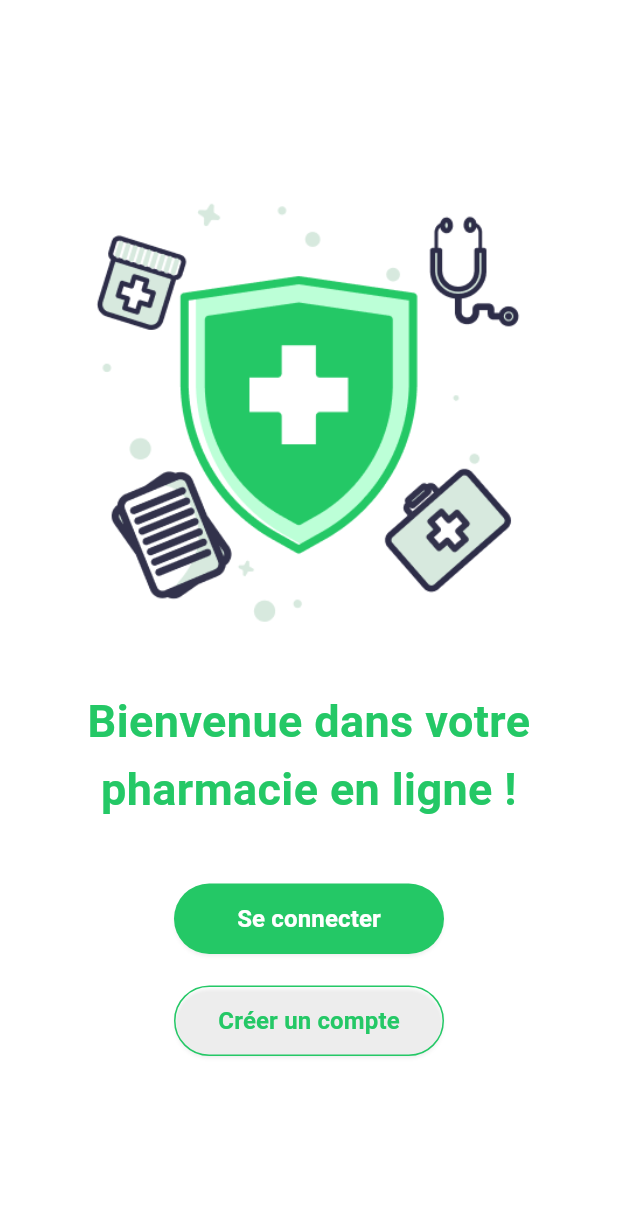
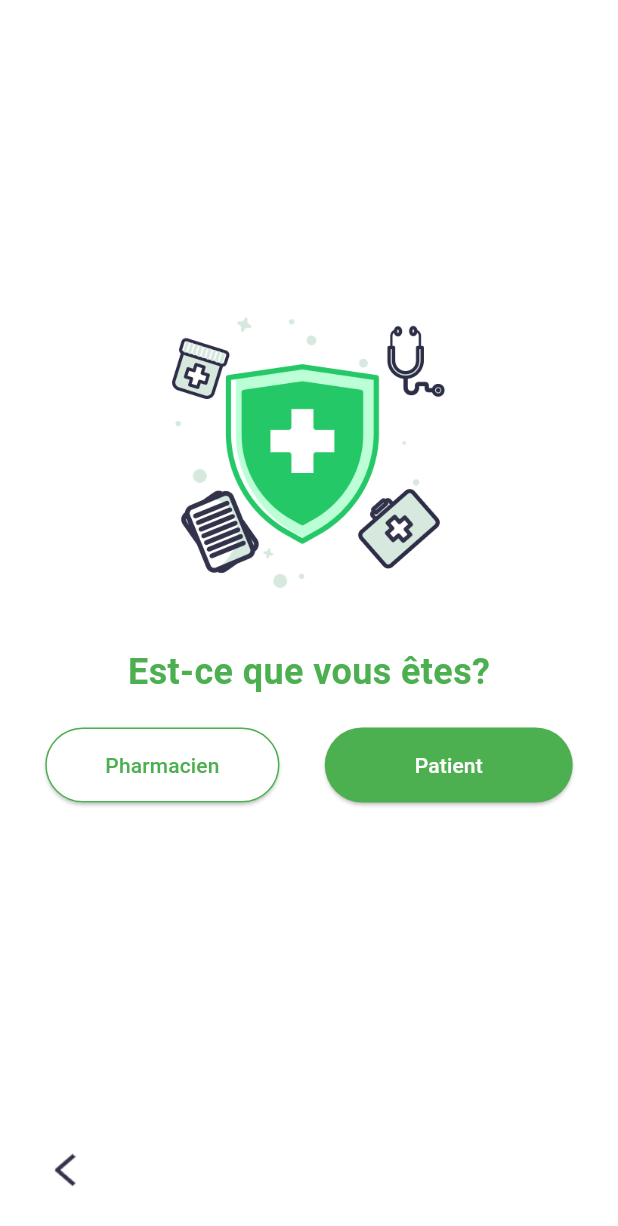
Before and after one commit to oumaimarhaya12/mobileapp, a Flutter app: the screen it shows after launch, after a tap on "Créer un compte", on a phone screen of 412 x 824 dp. Shown: the top 1226 px of the screen. Run offline on Flutter 3.47's test engine with Material 3 defaults, Android fonts, the light colour scheme and no system bars; Roboto replaces fonts that are missing (Poppins).

Commit message:
patient ui

```diff
--- a/lib/main.dart
+++ b/lib/main.dart
@@ -1,5 +1,6 @@
 import 'package:flutter/material.dart';
 import 'login_page.dart'; // Ensure this import points to the correct file
+import 'role_selection_page.dart'; // Import the role selection page
 
 void main() {
   runApp(const MyApp());
@@ -117,9 +118,7 @@ class SecondPage extends StatelessWidget {
                       onPressed: () {
                         Navigator.push(
                           context,
-                          MaterialPageRoute(
-                              builder: (context) =>
-                                  const LoginPage()), // Corrected here
+                          MaterialPageRoute(builder: (context) => const LoginPage()),
                         );
                       },
                       style: ElevatedButton.styleFrom(
@@ -148,7 +147,13 @@ class SecondPage extends StatelessWidget {
                   SizedBox(
                     width: 180,
                     child: ElevatedButton(
-                      onPressed: () {},
+                      onPressed: () {
+                        Navigator.push(
+                          context,
+                          MaterialPageRoute(
+                              builder: (context) => const RoleSelectionPage()),
+                        );
+                      },
                       style: ElevatedButton.styleFrom(
                         backgroundColor: Colors.transparent,
                         padding: const EdgeInsets.symmetric(
--- /dev/null
+++ b/lib/role_selection_page.dart
@@ -0,0 +1,120 @@
+import 'package:flutter/material.dart';
+import 'login_page.dart';
+import 'create_account.dart'; // Import the create_account page
+
+class RoleSelectionPage extends StatelessWidget {
+  const RoleSelectionPage({Key? key}) : super(key: key);
+
+  @override
+  Widget build(BuildContext context) {
+    return Scaffold(
+      backgroundColor: Colors.white,
+      body: Column(
+        mainAxisAlignment: MainAxisAlignment.start,
+        children: [
+          // Image and Text at the center
+          Expanded(
+            flex: 2,
+            child: Center(
+              child: Column(
+                mainAxisAlignment: MainAxisAlignment.center,
+                children: [
+                  Image.asset(
+                    'assets/pic1.png', // Replace with your image path
+                    height: 200,
+                    width: 200,
+                    fit: BoxFit.cover,
+                  ),
+                  const SizedBox(height: 30),
+                  const Text(
+                    'Est-ce que vous êtes?',
+                    style: TextStyle(
+                      fontSize: 24,
+                      fontWeight: FontWeight.bold,
+                      color: Colors.green,
+                    ),
+                  ),
+                  const SizedBox(height: 20),
+                  Row(
+                    mainAxisAlignment: MainAxisAlignment.spaceEvenly,
+                    children: [
+                      ElevatedButton(
+                        onPressed: () {
+                          // Logic for "Pharmacien" (You can define the navigation later)
+                          ScaffoldMessenger.of(context).showSnackBar(
+                            const SnackBar(
+                              content: Text("Pharmacien option not implemented yet."),
+                            ),
+                          );
+                        },
+                        style: ElevatedButton.styleFrom(
+                          backgroundColor: Colors.white,
+                          padding: const EdgeInsets.symmetric(
+                              horizontal: 40, vertical: 15),
+                          side: const BorderSide(color: Colors.green),
+                          shape: RoundedRectangleBorder(
+                            borderRadius: BorderRadius.circular(30),
+                          ),
+                        ),
+                        child: const Text(
+                          'Pharmacien',
+                          style: TextStyle(color: Colors.green),
+                        ),
+                      ),
+                      ElevatedButton(
+                        onPressed: () {
+                          // Navigate to CreateAccountPage when "Patient" is selected
+                          Navigator.push(
+                            context,
+                            MaterialPageRoute(
+                              builder: (context) => const CreateAccountPage(),
+                            ),
+                          );
+                        },
+                        style: ElevatedButton.styleFrom(
+                          backgroundColor: Colors.green,
+                          padding: const EdgeInsets.symmetric(
+                              horizontal: 60, vertical: 15),
+                          shape: RoundedRectangleBorder(
+                            borderRadius: BorderRadius.circular(30),
+                          ),
+                        ),
+                        child: const Text(
+                          'Patient',
+                          style: TextStyle(color: Colors.white),
+                        ),
+                      ),
+                    ],
+                  ),
+                ],
+              ),
+            ),
+          ),
+
+          // Back with icon
+          Padding(
+            padding: const EdgeInsets.all(20),
+            child: Align(
+              alignment: Alignment.topLeft,
+              child: IconButton(
+                icon: Image.asset(
+                  'assets/back.png', // Replace with your icon path
+                  width: 30, // Adjust size as needed
+                  height: 30,
+                ),
+                onPressed: () {
+                  Navigator.push(
+                    context,
+                    MaterialPageRoute(
+                      builder: (context) => const LoginPage(),
+                    ),
+                  );
+                },
+              ),
+            ),
+          ),
+        ],
+      ),
+    );
+  }
+}
--- a/pubspec.yaml
+++ b/pubspec.yaml
@@ -22,3 +22,4 @@ flutter:
     - assets/pic1.png
     - assets/email.png
     - assets/motdepasse.png
+    - assets/back.png
```
Also changed, not shown: lib/create_account.dart (added, +129 -0 lines), assets/back.png (added), 3 other files.
